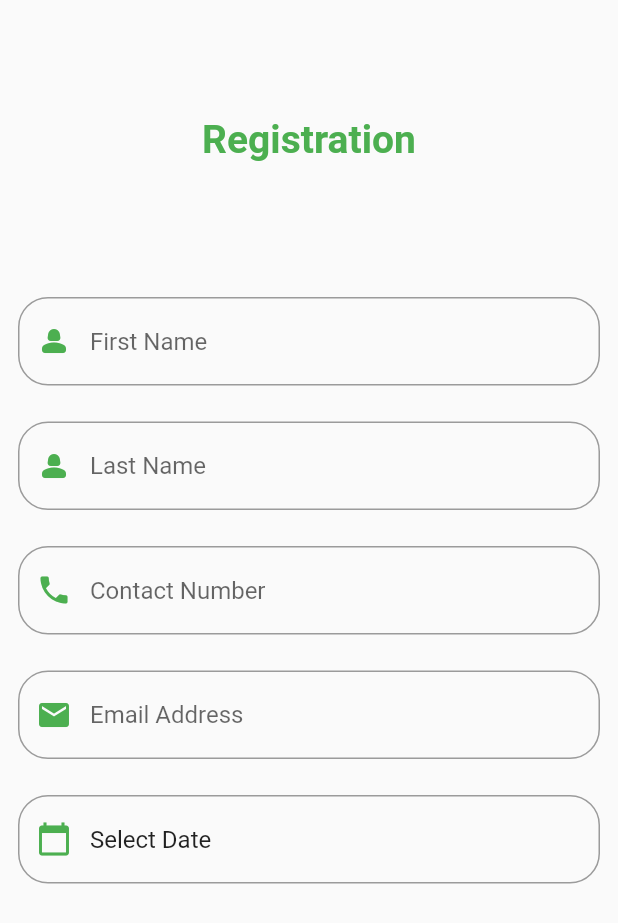
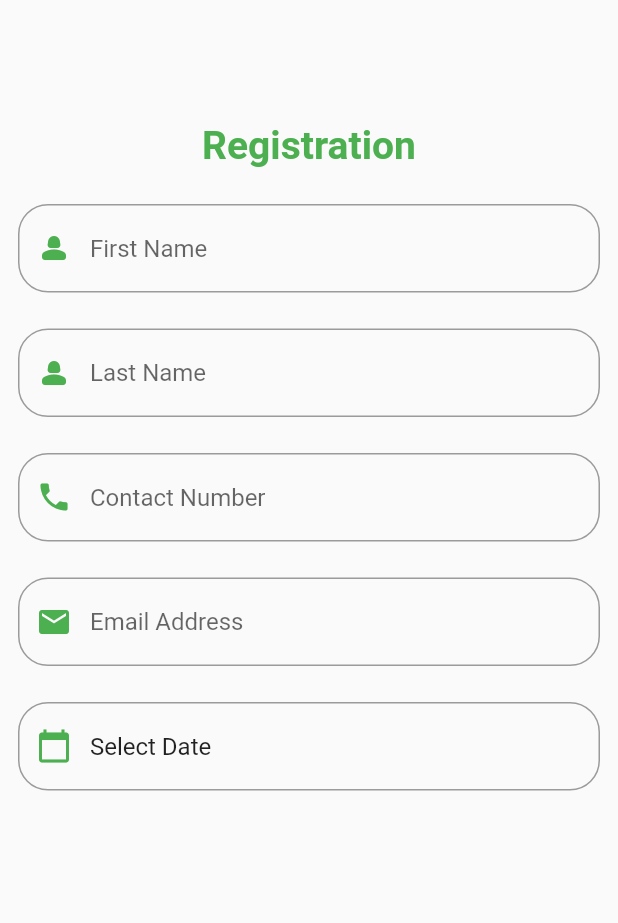
Before and after one commit to Zarik04/flutter_hotel_reservation_system, a Flutter app: the RegisterPage screen opened directly, on a phone screen of 412 x 824 dp. Shown: the top 923 px of the screen. Run offline on Flutter 3.47's test engine with Material 2 defaults, Android fonts, the phone set to English and light mode, and no system bars.

Commit message:
edited Padding values in RegistrationPage.dart

```diff
--- a/lib/RegistrationPage.dart
+++ b/lib/RegistrationPage.dart
@@ -27,11 +27,14 @@ class _RegisterPageState extends State<RegisterPage> {
   @override
   Widget build(BuildContext context) {
     return Scaffold(
-      body: SingleChildScrollView(
+      body: SafeArea(
+        child: SingleChildScrollView(
+          child: Padding(
+            padding: const EdgeInsets.symmetric(vertical: 70.0),
             child: Column(
               children: [
-            const Padding(
-              padding: EdgeInsets.all(78.0),
+                Padding(
+                  padding: const EdgeInsets.all(12.0),
                   child: Text(
                     'Registration',
                     style: TextStyle(
@@ -130,6 +133,8 @@ class _RegisterPageState extends State<RegisterPage> {
               ],
             ),
           ),
+        ),
+      ),
     );
   }
 }
```
Lines whose indentation alone changed are shown as unchanged.
